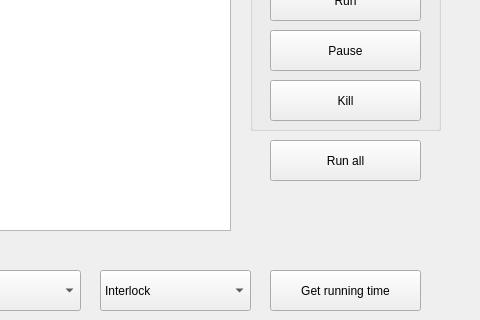
Before: the Qt Designer form threadssync.ui in ykkach/ThreadsSynchronizationWindows, drawn with Qt 5; both pictures show x 280 to 760 and y 170 to 490 of the 760 by 600 pixel window.
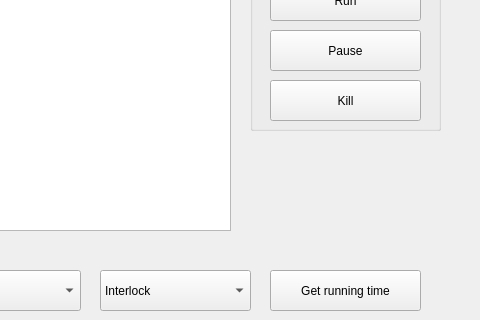
After: the same form once the commit is applied.

What changed in the file:
```diff
--- a/threadssync.ui
+++ b/threadssync.ui
@@ -154,19 +154,6 @@
      </rect>
     </property>
    </widget>
-   <widget class="QPushButton" name="runwithouttime">
-    <property name="geometry">
-     <rect>
-      <x>550</x>
-      <y>310</y>
-      <width>151</width>
-      <height>41</height>
-     </rect>
-    </property>
-    <property name="text">
-     <string>Run all</string>
-    </property>
-   </widget>
    <widget class="QPushButton" name="runall">
     <property name="geometry">
      <rect>
```
Left out of the diff: 2 changed lines with no effect on the pictures.
